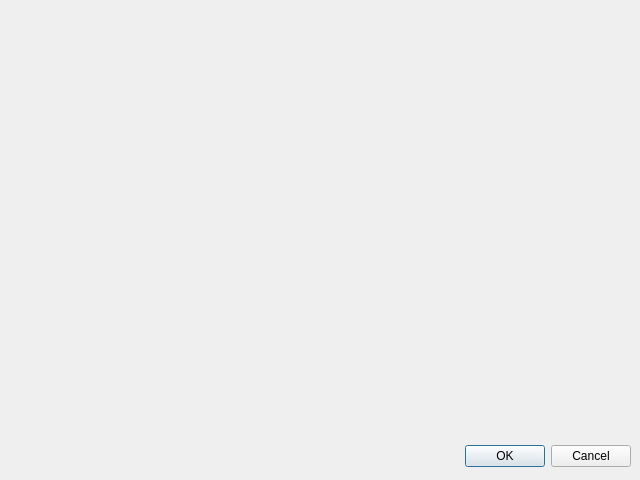
Above: src/options/options.ui from albar965/littlenavmap before the change. Below: the same form after it.
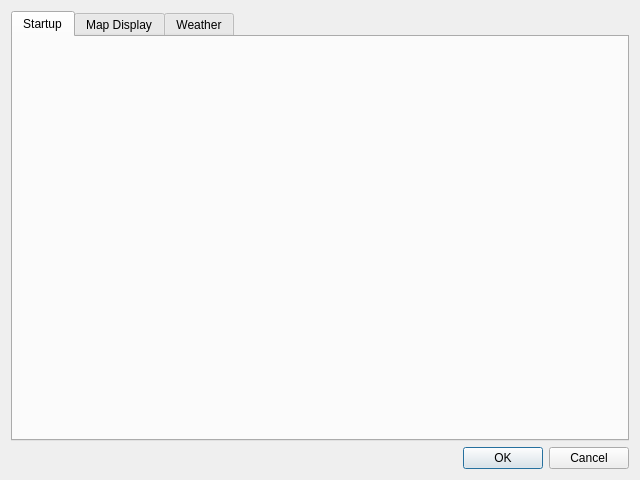
That is the form after the change.

The edit to the form file:
```diff
--- a/src/options/options.ui
+++ b/src/options/options.ui
@@ -13,15 +13,31 @@
   <property name="windowTitle">
    <string>Dialog</string>
   </property>
+  <layout class="QVBoxLayout" name="verticalLayout">
+   <item>
+    <widget class="QTabWidget" name="tabWidget">
+     <property name="currentIndex">
+      <number>0</number>
+     </property>
+     <widget class="QWidget" name="tab">
+      <attribute name="title">
+       <string>Startup</string>
+      </attribute>
+     </widget>
+     <widget class="QWidget" name="tab_2">
+      <attribute name="title">
+       <string>Map Display</string>
+      </attribute>
+     </widget>
+     <widget class="QWidget" name="tab_3">
+      <attribute name="title">
+       <string>Weather</string>
+      </attribute>
+     </widget>
+    </widget>
+   </item>
+   <item>
   <widget class="QDialogButtonBox" name="buttonBox">
-   <property name="geometry">
-    <rect>
-     <x>10</x>
-     <y>440</y>
-     <width>621</width>
-     <height>32</height>
-    </rect>
-   </property>
    <property name="orientation">
     <enum>Qt::Horizontal</enum>
    </property>
@@ -29,6 +45,8 @@
     <set>QDialogButtonBox::Cancel|QDialogButtonBox::Ok</set>
    </property>
   </widget>
+   </item>
+  </layout>
  </widget>
  <resources/>
  <connections>
```
Lines whose indentation alone changed are shown as unchanged.
